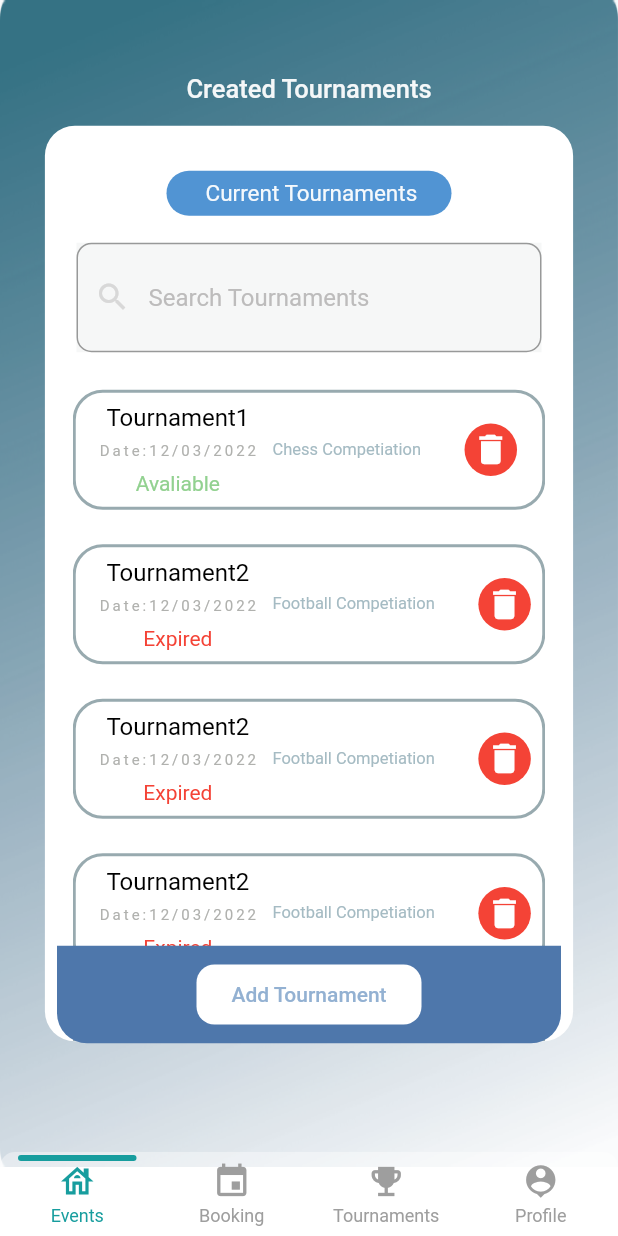
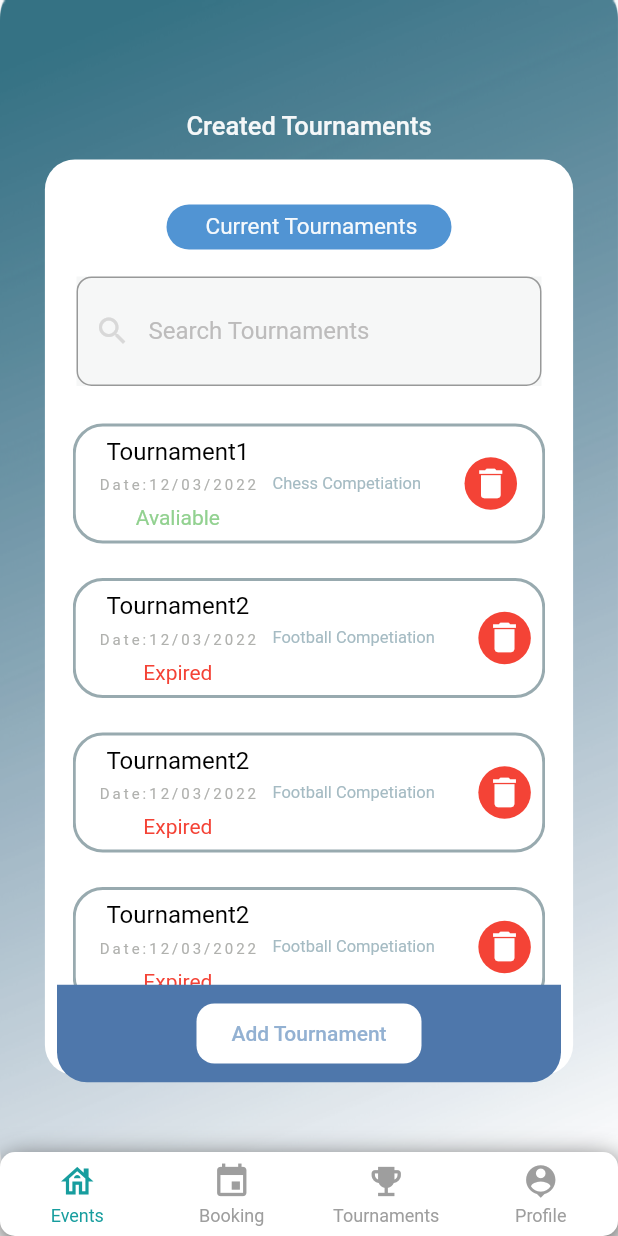
Before and after one commit to magedzidan/youth_care_application_admin, a Flutter app: the screen it shows once a user with an empty profile is signed in, on a phone screen of 412 x 824 dp. Run offline on Flutter 3.47's test engine with Material 2 defaults, Android fonts, the phone set to English and light mode, and no system bars; drawn by our look-alikes of persistent_bottom_nav_bar; our stand-ins replace firebase_auth, firebase_core, get, jiffy, simple_shadow; accounts and stored records are empty.

Commit message:
-changes

```diff
--- a/lib/NavBar.dart
+++ b/lib/NavBar.dart
@@ -17,8 +17,8 @@ class BottomNavBar extends StatelessWidget {
     List<Widget> _buildScreens() {
       return [
         AdminEventsView(),
+      AdminProfileBooking(),
         AdminTournamentsView(),
-        AdminProfileBooking(),
         AdminProfileView(),
       ];
     }
@@ -101,12 +101,25 @@ class BottomNavBar extends StatelessWidget {
       items: _navBarsItems(),
       controller: controller,
       confineInSafeArea: true,
-      backgroundColor: Colors.white38,
+      backgroundColor: Colors.white,
       handleAndroidBackButtonPress: true,
       resizeToAvoidBottomInset: true,
       stateManagement: true,
       hideNavigationBarWhenKeyboardShows: true,
       decoration: NavBarDecoration(
+        boxShadow: [
+          BoxShadow(
+            color: Colors.grey.shade800,
+            blurRadius: 15.0,
+            // has the effect of softening the shadow
+//                    spreadRadius: 2.0,
+            // has the effect of extending the shadow
+            offset: Offset(
+              1.0, // horizontal, move right 10
+              5.0, // vertical, move down 10
+            ),
+          )
+        ],
         borderRadius: BorderRadius.circular(10.0),
         colorBehindNavBar: Colors.white,
       ),
@@ -122,7 +135,7 @@ class BottomNavBar extends StatelessWidget {
         duration: Duration(milliseconds: 200),
       ),
       navBarStyle:
-      NavBarStyle.style3,//12,3,13,14,19
+      NavBarStyle.style19,//12,3,13,14,19
 
 
     );
--- a/lib/adminEvents/admin_events_view.dart
+++ b/lib/adminEvents/admin_events_view.dart
@@ -4,7 +4,6 @@ import 'package:flutter/cupertino.dart';
 import 'package:flutter/material.dart';
 import 'package:flutter/services.dart';
 import 'package:gradutionprojectadmin/constant/constants.dart';
-
 class AdminEventsView extends StatefulWidget {
   _AnimatedAppBarState createState() => _AnimatedAppBarState();
 }
@@ -56,7 +55,9 @@ class _AnimatedAppBarState extends State<AdminEventsView>
                 ),
               ),
             ),
-            Container(
+            Padding(
+              padding: const EdgeInsets.only(top: 45),
+              child: Container(
                 alignment: Alignment.center,
                 height: MediaQuery.of(context).size.height / 1.35,
                 width: MediaQuery.of(context).size.width / 1.17,
@@ -528,8 +529,9 @@ class _AnimatedAppBarState extends State<AdminEventsView>
                   ),
                 ),
               ),
+            ),
             Transform.translate(
-              offset: const Offset(0.0, -330.0),
+              offset: const Offset(0.0, -305.0),
               child: Container(
                 child: Text('Created Tournaments',style: TextStyle(
                     color: Colors.white.withAlpha(240),
@@ -541,7 +543,7 @@ class _AnimatedAppBarState extends State<AdminEventsView>
 
 
             Transform.translate(
-                offset: const Offset(0.0, 274.0),
+                offset: const Offset(0.0, 300.0),
                 child: Container(
                     alignment: Alignment.center,
                     height: 65,
--- a/lib/adminTournaments/admin_tournaments_view.dart
+++ b/lib/adminTournaments/admin_tournaments_view.dart
@@ -56,7 +56,9 @@ class _AnimatedAppBarState extends State<AdminTournamentsView>
                 ),
               ),
             ),
-            Container(
+            Padding(
+              padding: const EdgeInsets.only(top: 45),
+              child: Container(
                 alignment: Alignment.center,
                 height: MediaQuery.of(context).size.height / 1.35,
                 width: MediaQuery.of(context).size.width / 1.17,
@@ -528,8 +530,9 @@ class _AnimatedAppBarState extends State<AdminTournamentsView>
                   ),
                 ),
               ),
+            ),
             Transform.translate(
-              offset: const Offset(0.0, -330.0),
+              offset: const Offset(0.0, -305.0),
               child: Container(
                 child: Text('Created Tournaments',style: TextStyle(
                   color: Colors.white.withAlpha(240),
@@ -541,7 +544,7 @@ class _AnimatedAppBarState extends State<AdminTournamentsView>
 
 
       Transform.translate(
-        offset: const Offset(0.0, 274.0),
+        offset: const Offset(0.0, 300.0),
         child: Container(
           alignment: Alignment.center,
           height: 65,
```
Lines whose indentation alone changed are shown as unchanged.
